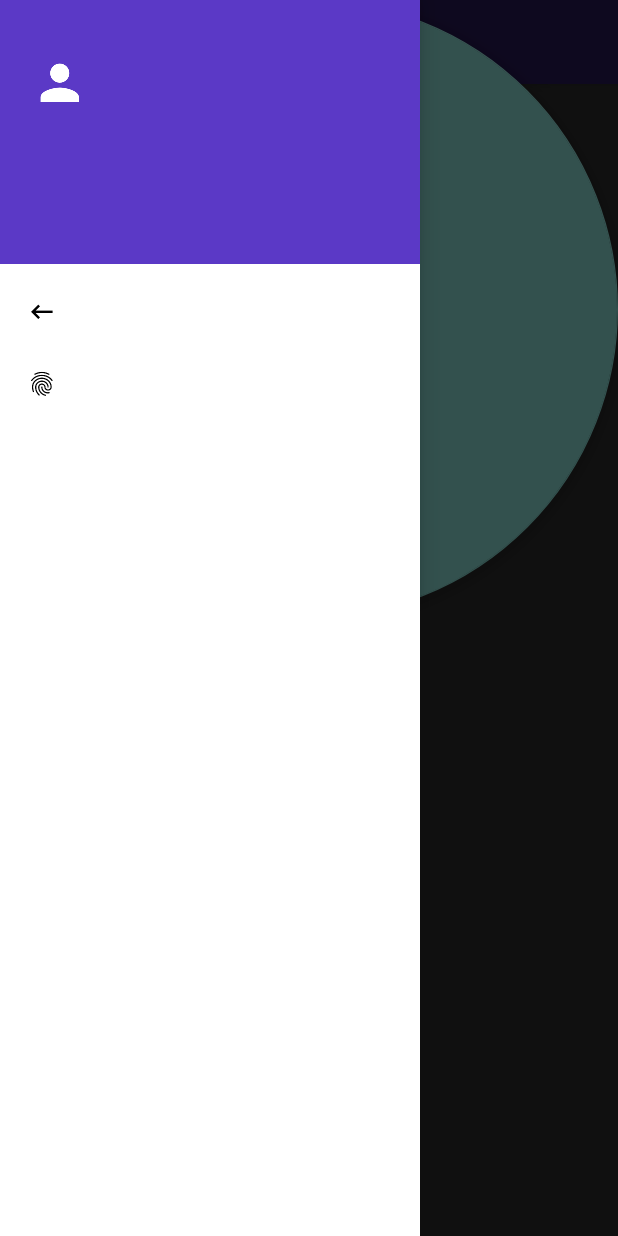
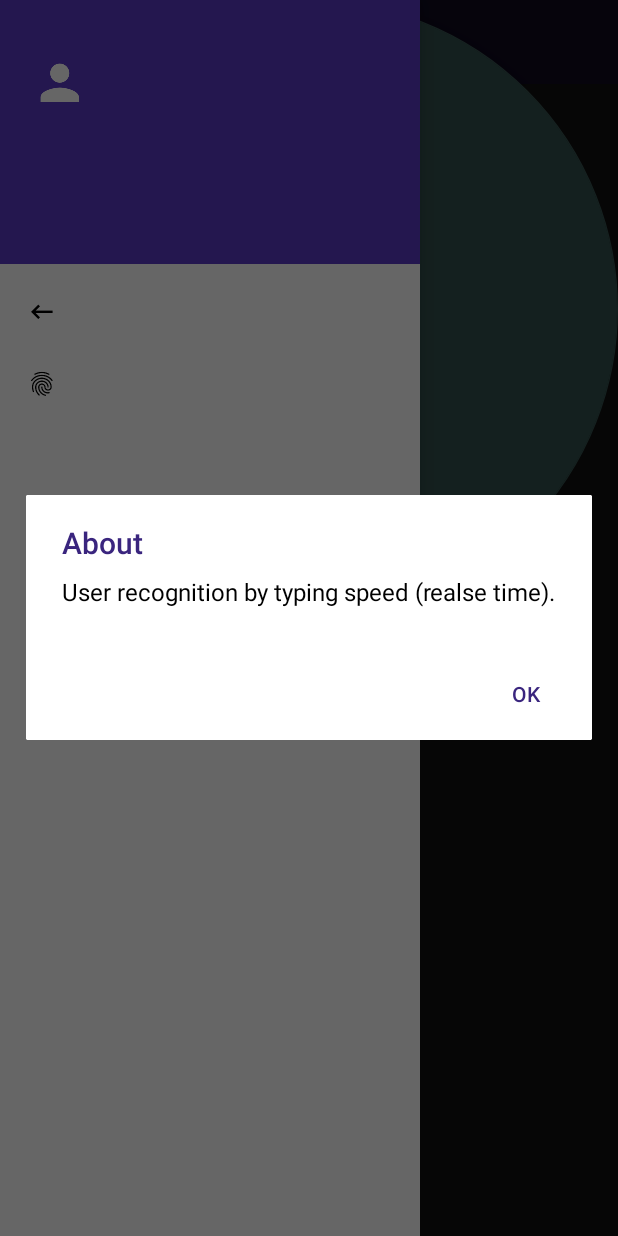
Before and after one commit to michasacuer/Keystroke-dynamics, an Android app: the MainActivity screen opened directly, with no data from a screen before it, after a tap on "About", on a phone screen of 412 x 824 dp. Run offline under Robolectric (Android 15) with nearby library versions, the light colour scheme and no system bars; our stand-ins replace Room's generated code; libraries missing offline, so code that uses them is left out: com.github.clans.fab; plain views replace FloatingActionButton, FloatingActionMenu; pictures from the network do not load; 2 statements that could not run were skipped; 1 other tap on this screen came first.

Commit message:
about dialog

```diff
--- /dev/null
+++ b/app/src/main/java/com/example/admin/keystroke_dynamics/Activities/InfoDialog.java
@@ -0,0 +1,28 @@
+package com.example.admin.keystroke_dynamics.Activities;
+
+import android.app.Dialog;
+import android.content.DialogInterface;
+import android.os.Bundle;
+import android.support.v7.app.AlertDialog;
+import android.support.v7.app.AppCompatDialogFragment;
+import android.support.v7.view.ContextThemeWrapper;
+
+import com.example.admin.keystroke_dynamics.R;
+
+public class InfoDialog extends AppCompatDialogFragment {
+    @Override
+    public Dialog onCreateDialog(Bundle savedInstanceState){
+        AlertDialog.Builder builder = new AlertDialog.Builder(new ContextThemeWrapper(getActivity(), R.style.AppTheme_Dark_AlertDialog));
+        builder.setTitle(getResources().getString(R.string.information))
+                .setMessage(getResources().getString(R.string.content))
+                .setPositiveButton("Ok", new DialogInterface.OnClickListener() {
+
+            @Override
+            public void onClick(DialogInterface dialog, int which) {
+
+            }
+        });
+
+        return builder.create();
+    }
+}
--- a/app/src/main/java/com/example/admin/keystroke_dynamics/Activities/MainActivity.java
+++ b/app/src/main/java/com/example/admin/keystroke_dynamics/Activities/MainActivity.java
@@ -133,6 +133,10 @@ public class MainActivity extends AppCompatActivity implements NavigationView.On
                 loggedUserSharedPreferenceEditor.clear();
                 Toast.makeText(getApplicationContext(), getString(R.string.logout), Toast.LENGTH_SHORT).show();
                 break;
+            case R.id.nav_info:
+                InfoDialog infoDialog = new InfoDialog();
+                infoDialog.show(getSupportFragmentManager(), "info dialog");
+                break;
         }
         return true;
     }
--- a/app/src/main/res/values/strings.xml
+++ b/app/src/main/res/values/strings.xml
@@ -51,4 +51,9 @@
 
     <!-- Expandable list -->
     <string name="measure">Measure</string>
+
+    <!-- Info Dialog -->
+    <string name="keystroke">Keystroke Dynamics</string>
+    <string name="information">About</string>
+    <string name="content">User recognition by typing speed (realse time).</string>
 </resources>
--- a/app/src/main/res/values/styles.xml
+++ b/app/src/main/res/values/styles.xml
@@ -48,5 +48,13 @@
         <item name="android:textColor">@color/primary_darker</item>
     </style>
 
+    <style name="AppTheme.Dark.AlertDialog" parent="Theme.AppCompat.Dialog">
+        <item name="colorAccent">@color/primary</item>
+        <item name="android:textColorSecondary">@color/white</item>
+        <item name="android:background">@color/white</item>
+        <item name="android:textColor">@color/primary_darker</item>
+        <item name="android:textColorPrimary">@color/black</item>
+    </style>
+
 
 </resources>
```
Also changed, not shown: 1 other file.
